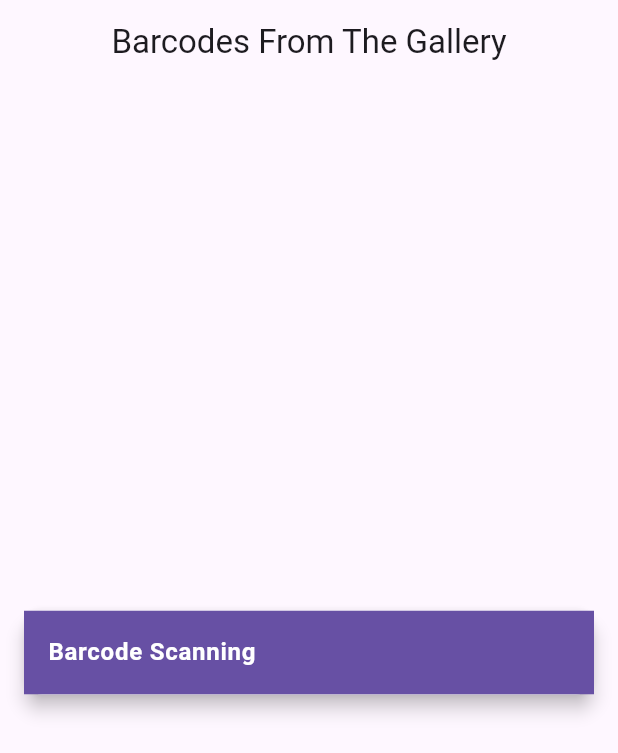
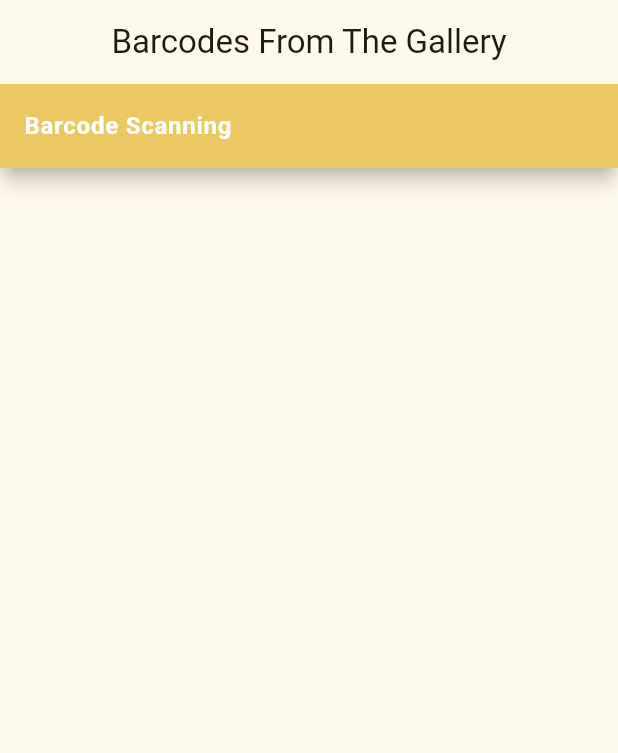
Before and after one commit to eyabc/image_barcode_collector, a Flutter app: the screen it shows after launch, on a phone screen of 412 x 824 dp. Shown: the top 753 px of the screen. Run offline on Flutter 3.47's test engine with Material 3 defaults, Android fonts, the phone set to English and light mode, and no system bars; our stand-ins replace camera, image_picker; missing offline and left inert: google_mlkit_barcode_scanning, google_mlkit_commons, photo_manager.

Commit message:
버튼 컬러 변경

```diff
--- a/lib/main.dart
+++ b/lib/main.dart
@@ -13,6 +13,10 @@ class MyApp extends StatelessWidget {
     return MaterialApp(
       debugShowCheckedModeBanner: false,
       home: Home(),
+      theme: ThemeData(
+        colorScheme: ColorScheme.fromSeed(seedColor: Colors.yellow),
+        useMaterial3: true,
+      ),
     );
   }
 }
@@ -28,18 +32,13 @@ class Home extends StatelessWidget {
         elevation: 0,
       ),
       body: SafeArea(
-        child: Center(
           child: SingleChildScrollView(
-            child: Padding(
-              padding: EdgeInsets.symmetric(horizontal: 16),
               child: Column(
                 children: [
                       CustomCard('Barcode Scanning', BarcodeScannerView()),
                 ],
-              ),
             ),
           ),
-        ),
       ),
     );
   }
@@ -58,7 +57,7 @@ class CustomCard extends StatelessWidget {
       elevation: 5,
       margin: EdgeInsets.only(bottom: 10),
       child: ListTile(
-        tileColor: Theme.of(context).primaryColor,
+        tileColor: Color.fromARGB(255, 235, 200, 100),
         title: Text(
           _label,
           style: TextStyle(color: Colors.white, fontWeight: FontWeight.bold),
```
